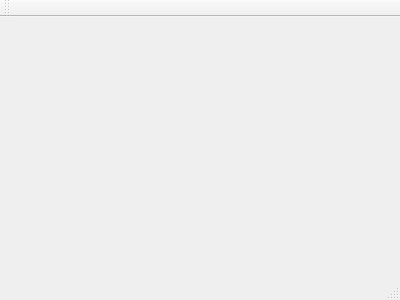
Old version of the form mainwindow.ui in the repository pedrcosta/ClawBot.
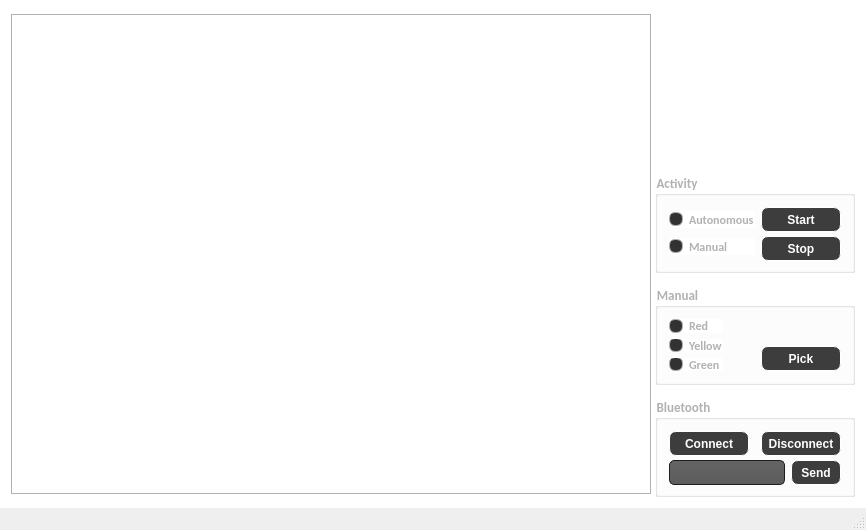
New version of the form. Icons and pictures are not drawn.

Diff of the .ui file:
```diff
--- a/mainwindow.ui
+++ b/mainwindow.ui
@@ -1,24 +1,840 @@
 <ui version="4.0">
  <class>MainWindow</class>
- <widget class="QMainWindow" name="MainWindow" >
-  <property name="geometry" >
+ <widget class="QMainWindow" name="MainWindow">
+  <property name="geometry">
    <rect>
     <x>0</x>
     <y>0</y>
-    <width>400</width>
-    <height>300</height>
+    <width>866</width>
+    <height>530</height>
    </rect>
   </property>
-  <property name="windowTitle" >
+  <property name="maximumSize">
+   <size>
+    <width>866</width>
+    <height>530</height>
+   </size>
+  </property>
+  <property name="windowTitle">
    <string>MainWindow</string>
   </property>
-  <widget class="QMenuBar" name="menuBar" />
-  <widget class="QToolBar" name="mainToolBar" />
-  <widget class="QWidget" name="centralWidget" />
-  <widget class="QStatusBar" name="statusBar" />
+  <widget class="QWidget" name="centralWidget">
+   <property name="maximumSize">
+    <size>
+     <width>866</width>
+     <height>508</height>
+    </size>
+   </property>
+   <property name="styleSheet">
+    <string notr="true">QWidget
+{
+    color: #b1b1b1;
+    background-color: rgb(255, 255, 255); //#323232;
+}
+
+</string>
+   </property>
+   <layout class="QHBoxLayout" name="horizontalLayout_6">
+    <item>
+     <widget class="QLabel" name="lb_webCam">
+      <property name="sizePolicy">
+       <sizepolicy hsizetype="Fixed" vsizetype="Fixed">
+        <horstretch>0</horstretch>
+        <verstretch>0</verstretch>
+       </sizepolicy>
+      </property>
+      <property name="minimumSize">
+       <size>
+        <width>640</width>
+        <height>480</height>
+       </size>
+      </property>
+      <property name="maximumSize">
+       <size>
+        <width>640</width>
+        <height>480</height>
+       </size>
+      </property>
+      <property name="autoFillBackground">
+       <bool>false</bool>
+      </property>
+      <property name="frameShape">
+       <enum>QFrame::Box</enum>
+      </property>
+      <property name="text">
+       <string/>
+      </property>
+     </widget>
+    </item>
+    <item>
+     <layout class="QVBoxLayout" name="verticalLayout_6">
+      <item>
+       <layout class="QHBoxLayout" name="horizontalLayout">
+        <item>
+         <spacer name="horizontalSpacer_2">
+          <property name="orientation">
+           <enum>Qt::Horizontal</enum>
+          </property>
+          <property name="sizeHint" stdset="0">
+           <size>
+            <width>40</width>
+            <height>20</height>
+           </size>
+          </property>
+         </spacer>
+        </item>
+        <item>
+         <widget class="QLabel" name="label">
+          <property name="minimumSize">
+           <size>
+            <width>150</width>
+            <height>150</height>
+           </size>
+          </property>
+          <property name="maximumSize">
+           <size>
+            <width>150</width>
+            <height>150</height>
+           </size>
+          </property>
+          <property name="frameShape">
+           <enum>QFrame::NoFrame</enum>
+          </property>
+          <property name="text">
+           <string/>
+          </property>
+          <property name="pixmap">
+           <pixmap>assets/logo.png</pixmap>
+          </property>
+          <property name="scaledContents">
+           <bool>true</bool>
+          </property>
+         </widget>
+        </item>
+        <item>
+         <spacer name="horizontalSpacer_3">
+          <property name="orientation">
+           <enum>Qt::Horizontal</enum>
+          </property>
+          <property name="sizeHint" stdset="0">
+           <size>
+            <width>40</width>
+            <height>20</height>
+           </size>
+          </property>
+         </spacer>
+        </item>
+       </layout>
+      </item>
+      <item>
+       <spacer name="verticalSpacer_3">
+        <property name="orientation">
+         <enum>Qt::Vertical</enum>
+        </property>
+        <property name="sizeHint" stdset="0">
+         <size>
+          <width>17</width>
+          <height>34</height>
+         </size>
+        </property>
+       </spacer>
+      </item>
+      <item>
+       <widget class="QGroupBox" name="groupBox_3">
+        <property name="minimumSize">
+         <size>
+          <width>200</width>
+          <height>100</height>
+         </size>
+        </property>
+        <property name="font">
+         <font>
+          <family>Calibri</family>
+          <pointsize>10</pointsize>
+          <weight>75</weight>
+          <bold>true</bold>
+         </font>
+        </property>
+        <property name="autoFillBackground">
+         <bool>false</bool>
+        </property>
+        <property name="title">
+         <string>Activity</string>
+        </property>
+        <layout class="QHBoxLayout" name="horizontalLayout_2">
+         <item>
+          <layout class="QVBoxLayout" name="verticalLayout">
+           <item>
+            <widget class="QRadioButton" name="radioButton_autonomous">
+             <property name="font">
+              <font>
+               <family>Calibri</family>
+               <pointsize>9</pointsize>
+               <weight>75</weight>
+               <italic>false</italic>
+               <bold>true</bold>
+              </font>
+             </property>
+             <property name="styleSheet">
+              <string notr="true">QRadioButton::indicator:checked, QRadioButton::indicator:unchecked{
+    color: #b1b1b1;
+    background-color: #323232;
+    border: 1px solid #b1b1b1;
+    border-radius: 6px;
+}
+
+QRadioButton::indicator:checked
+{
+    background-color: qradialgradient(
+        cx: 0.5, cy: 0.5,
+        fx: 0.5, fy: 0.5,
+        radius: 1.0,
+        stop: 0.25 #ffaa00,
+        stop: 0.3 #323232
+    );
+}
+
+QRadioButton::indicator
+{
+    border-radius: 6px;
+}
+
+QRadioButton::indicator:hover, QCheckBox::indicator:hover
+{
+    border: 1px solid #ffaa00;
+}</string>
+             </property>
+             <property name="text">
+              <string>Autonomous</string>
+             </property>
+            </widget>
+           </item>
+           <item>
+            <widget class="QRadioButton" name="radioButton_manual">
+             <property name="font">
+              <font>
+               <family>Calibri</family>
+               <pointsize>9</pointsize>
+               <weight>75</weight>
+               <italic>false</italic>
+               <bold>true</bold>
+              </font>
+             </property>
+             <property name="styleSheet">
+              <string notr="true">QRadioButton::indicator:checked, QRadioButton::indicator:unchecked{
+    color: #b1b1b1;
+    background-color: #323232;
+    border: 1px solid #b1b1b1;
+    border-radius: 6px;
+}
+
+QRadioButton::indicator:checked
+{
+    background-color: qradialgradient(
+        cx: 0.5, cy: 0.5,
+        fx: 0.5, fy: 0.5,
+        radius: 1.0,
+        stop: 0.25 #ffaa00,
+        stop: 0.3 #323232
+    );
+}
+
+QRadioButton::indicator
+{
+    border-radius: 6px;
+}
+
+QRadioButton::indicator:hover, QCheckBox::indicator:hover
+{
+    border: 1px solid #ffaa00;
+}</string>
+             </property>
+             <property name="text">
+              <string>Manual</string>
+             </property>
+            </widget>
+           </item>
+          </layout>
+         </item>
+         <item>
+          <spacer name="horizontalSpacer_26">
+           <property name="orientation">
+            <enum>Qt::Horizontal</enum>
+           </property>
+           <property name="sizeHint" stdset="0">
+            <size>
+             <width>4</width>
+             <height>17</height>
+            </size>
+           </property>
+          </spacer>
+         </item>
+         <item>
+          <layout class="QVBoxLayout" name="verticalLayout_2">
+           <item>
+            <widget class="QPushButton" name="pushButton_start_activity">
+             <property name="minimumSize">
+              <size>
+               <width>80</width>
+               <height>25</height>
+              </size>
+             </property>
+             <property name="font">
+              <font>
+               <weight>75</weight>
+               <italic>false</italic>
+               <bold>true</bold>
+               <underline>false</underline>
+               <strikeout>false</strikeout>
+              </font>
+             </property>
+             <property name="styleSheet">
+              <string notr="true">QPushButton {
+border-style: solid;
+border: 1px solid rgb(255, 255, 255);
+border-radius:7px;
+
+background-color: #3d3d3d;
+color: #fff;
+}
+
+QPushButton:hover {
+color:#ccc;
+background-color: qlineargradient(spread:pad, x1:0.517, y1:0, x2:0.517, y2:1, stop:0 rgba(45,45,45,255), stop:0.505682 rgba(45,45,45,255), stop:1 rgba(29,29,29,255));
+border: 2px solid #2d89ef;
+}
+
+QPushButton:pressed {
+background-color:  qlineargradient(spread:pad, x1:0.517, y1:0, x2:0.517, y2:1, stop:0 rgba(29,29,29,255), stop:0.505682 rgba(45,45,45,255), stop:1 rgba(29,29,29,255));
+}</string>
+             </property>
+             <property name="text">
+              <string>Start</string>
+             </property>
+            </widget>
+           </item>
+           <item>
+            <widget class="QPushButton" name="pushButton_stop_activity">
+             <property name="minimumSize">
+              <size>
+               <width>80</width>
+               <height>25</height>
+              </size>
+             </property>
+             <property name="font">
+              <font>
+               <weight>75</weight>
+               <italic>false</italic>
+               <bold>true</bold>
+               <underline>false</underline>
+               <strikeout>false</strikeout>
+              </font>
+             </property>
+             <property name="styleSheet">
+              <string notr="true">QPushButton {
+border-style: solid;
+border: 1px solid rgb(255, 255, 255);
+border-radius:7px;
+
+background-color: #3d3d3d;
+color: #fff;
+}
+
+QPushButton:hover {
+color:#ccc;
+background-color: qlineargradient(spread:pad, x1:0.517, y1:0, x2:0.517, y2:1, stop:0 rgba(45,45,45,255), stop:0.505682 rgba(45,45,45,255), stop:1 rgba(29,29,29,255));
+border: 2px solid #2d89ef;
+}
+
+QPushButton:pressed {
+background-color:  qlineargradient(spread:pad, x1:0.517, y1:0, x2:0.517, y2:1, stop:0 rgba(29,29,29,255), stop:0.505682 rgba(45,45,45,255), stop:1 rgba(29,29,29,255));
+}</string>
+             </property>
+             <property name="text">
+              <string>Stop</string>
+             </property>
+            </widget>
+           </item>
+          </layout>
+         </item>
+        </layout>
+       </widget>
+      </item>
+      <item>
+       <spacer name="verticalSpacer_2">
+        <property name="orientation">
+         <enum>Qt::Vertical</enum>
+        </property>
+        <property name="sizeHint" stdset="0">
+         <size>
+          <width>17</width>
+          <height>34</height>
+         </size>
+        </property>
+       </spacer>
+      </item>
+      <item>
+       <widget class="QGroupBox" name="groupBox_4">
+        <property name="minimumSize">
+         <size>
+          <width>200</width>
+          <height>100</height>
+         </size>
+        </property>
+        <property name="font">
+         <font>
+          <family>Calibri</family>
+          <pointsize>10</pointsize>
+          <weight>75</weight>
+          <bold>true</bold>
+         </font>
+        </property>
+        <property name="autoFillBackground">
+         <bool>false</bool>
+        </property>
+        <property name="title">
+         <string>Manual</string>
+        </property>
+        <layout class="QHBoxLayout" name="horizontalLayout_3">
+         <item>
+          <layout class="QVBoxLayout" name="verticalLayout_3">
+           <item>
+            <widget class="QRadioButton" name="radioButton_red">
+             <property name="font">
+              <font>
+               <family>Calibri</family>
+               <pointsize>9</pointsize>
+               <weight>75</weight>
+               <italic>false</italic>
+               <bold>true</bold>
+              </font>
+             </property>
+             <property name="styleSheet">
+              <string notr="true">QRadioButton::indicator:checked, QRadioButton::indicator:unchecked{
+    color: #b1b1b1;
+    background-color: #323232;
+    border: 1px solid #b1b1b1;
+    border-radius: 6px;
+}
+
+QRadioButton::indicator:checked
+{
+    background-color: qradialgradient(
+        cx: 0.5, cy: 0.5,
+        fx: 0.5, fy: 0.5,
+        radius: 1.0,
+        stop: 0.25 #ffaa00,
+        stop: 0.3 #323232
+    );
+}
+
+QRadioButton::indicator
+{
+    border-radius: 6px;
+}
+
+QRadioButton::indicator:hover, QCheckBox::indicator:hover
+{
+    border: 1px solid #ffaa00;
+}</string>
+             </property>
+             <property name="text">
+              <string>Red</string>
+             </property>
+            </widget>
+           </item>
+           <item>
+            <widget class="QRadioButton" name="radioButton_yellow">
+             <property name="font">
+              <font>
+               <family>Calibri</family>
+               <pointsize>9</pointsize>
+               <weight>75</weight>
+               <italic>false</italic>
+               <bold>true</bold>
+              </font>
+             </property>
+             <property name="styleSheet">
+              <string notr="true">QRadioButton::indicator:checked, QRadioButton::indicator:unchecked{
+    color: #b1b1b1;
+    background-color: #323232;
+    border: 1px solid #b1b1b1;
+    border-radius: 6px;
+}
+
+QRadioButton::indicator:checked
+{
+    background-color: qradialgradient(
+        cx: 0.5, cy: 0.5,
+        fx: 0.5, fy: 0.5,
+        radius: 1.0,
+        stop: 0.25 #ffaa00,
+        stop: 0.3 #323232
+    );
+}
+
+QRadioButton::indicator
+{
+    border-radius: 6px;
+}
+
+QRadioButton::indicator:hover, QCheckBox::indicator:hover
+{
+    border: 1px solid #ffaa00;
+}</string>
+             </property>
+             <property name="text">
+              <string>Yellow</string>
+             </property>
+            </widget>
+           </item>
+           <item>
+            <widget class="QRadioButton" name="radioButton_green">
+             <property name="font">
+              <font>
+               <family>Calibri</family>
+               <pointsize>9</pointsize>
+               <weight>75</weight>
+               <italic>false</italic>
+               <bold>true</bold>
+              </font>
+             </property>
+             <property name="styleSheet">
+              <string notr="true">QRadioButton::indicator:checked, QRadioButton::indicator:unchecked{
+    color: #b1b1b1;
+    background-color: #323232;
+    border: 1px solid #b1b1b1;
+    border-radius: 6px;
+}
+
+QRadioButton::indicator:checked
+{
+    background-color: qradialgradient(
+        cx: 0.5, cy: 0.5,
+        fx: 0.5, fy: 0.5,
+        radius: 1.0,
+        stop: 0.25 #ffaa00,
+        stop: 0.3 #323232
+    );
+}
+
+QRadioButton::indicator
+{
+    border-radius: 6px;
+}
+
+QRadioButton::indicator:hover, QCheckBox::indicator:hover
+{
+    border: 1px solid #ffaa00;
+}</string>
+             </property>
+             <property name="text">
+              <string>Green</string>
+             </property>
+            </widget>
+           </item>
+          </layout>
+         </item>
+         <item>
+          <spacer name="horizontalSpacer_27">
+           <property name="orientation">
+            <enum>Qt::Horizontal</enum>
+           </property>
+           <property name="sizeHint" stdset="0">
+            <size>
+             <width>19</width>
+             <height>20</height>
+            </size>
+           </property>
+          </spacer>
+         </item>
+         <item>
+          <layout class="QVBoxLayout" name="verticalLayout_4">
+           <item>
+            <spacer name="verticalSpacer_4">
+             <property name="orientation">
+              <enum>Qt::Vertical</enum>
+             </property>
+             <property name="sizeHint" stdset="0">
+              <size>
+               <width>20</width>
+               <height>40</height>
+              </size>
+             </property>
+            </spacer>
+           </item>
+           <item>
+            <widget class="QPushButton" name="pushButton_pick">
+             <property name="minimumSize">
+              <size>
+               <width>80</width>
+               <height>25</height>
+              </size>
+             </property>
+             <property name="font">
+              <font>
+               <weight>75</weight>
+               <italic>false</italic>
+               <bold>true</bold>
+               <underline>false</underline>
+               <strikeout>false</strikeout>
+              </font>
+             </property>
+             <property name="styleSheet">
+              <string notr="true">QPushButton {
+border-style: solid;
+border: 1px solid rgb(255, 255, 255);
+border-radius:7px;
+
+background-color: #3d3d3d;
+color: #fff;
+}
+
+QPushButton:hover {
+color:#ccc;
+background-color: qlineargradient(spread:pad, x1:0.517, y1:0, x2:0.517, y2:1, stop:0 rgba(45,45,45,255), stop:0.505682 rgba(45,45,45,255), stop:1 rgba(29,29,29,255));
+border: 2px solid #2d89ef;
+}
+
+QPushButton:pressed {
+background-color:  qlineargradient(spread:pad, x1:0.517, y1:0, x2:0.517, y2:1, stop:0 rgba(29,29,29,255), stop:0.505682 rgba(45,45,45,255), stop:1 rgba(29,29,29,255));
+}</string>
+             </property>
+             <property name="text">
+              <string>Pick</string>
+             </property>
+            </widget>
+           </item>
+          </layout>
+         </item>
+        </layout>
+       </widget>
+      </item>
+      <item>
+       <spacer name="verticalSpacer">
+        <property name="orientation">
+         <enum>Qt::Vertical</enum>
+        </property>
+        <property name="sizeHint" stdset="0">
+         <size>
+          <width>17</width>
+          <height>34</height>
+         </size>
+        </property>
+       </spacer>
+      </item>
+      <item>
+       <widget class="QGroupBox" name="groupBox_2">
+        <property name="minimumSize">
+         <size>
+          <width>200</width>
+          <height>100</height>
+         </size>
+        </property>
+        <property name="font">
+         <font>
+          <family>Calibri</family>
+          <pointsize>10</pointsize>
+          <weight>75</weight>
+          <bold>true</bold>
+         </font>
+        </property>
+        <property name="autoFillBackground">
+         <bool>false</bool>
+        </property>
+        <property name="title">
+         <string>Bluetooth</string>
+        </property>
+        <layout class="QVBoxLayout" name="verticalLayout_5">
+         <item>
+          <layout class="QHBoxLayout" name="horizontalLayout_4">
+           <item>
+            <widget class="QPushButton" name="pushButton_connect_bluetooth">
+             <property name="minimumSize">
+              <size>
+               <width>80</width>
+               <height>25</height>
+              </size>
+             </property>
+             <property name="font">
+              <font>
+               <weight>75</weight>
+               <italic>false</italic>
+               <bold>true</bold>
+               <underline>false</underline>
+               <strikeout>false</strikeout>
+              </font>
+             </property>
+             <property name="styleSheet">
+              <string notr="true">QPushButton {
+border-style: solid;
+border: 1px solid rgb(255, 255, 255);
+border-radius:7px;
+
+background-color: #3d3d3d;
+color: #fff;
+}
+
+QPushButton:hover {
+color:#ccc;
+background-color: qlineargradient(spread:pad, x1:0.517, y1:0, x2:0.517, y2:1, stop:0 rgba(45,45,45,255), stop:0.505682 rgba(45,45,45,255), stop:1 rgba(29,29,29,255));
+border: 2px solid #2d89ef;
+}
+
+QPushButton:pressed {
+background-color:  qlineargradient(spread:pad, x1:0.517, y1:0, x2:0.517, y2:1, stop:0 rgba(29,29,29,255), stop:0.505682 rgba(45,45,45,255), stop:1 rgba(29,29,29,255));
+}</string>
+             </property>
+             <property name="text">
+              <string>Connect</string>
+             </property>
+            </widget>
+           </item>
+           <item>
+            <spacer name="horizontalSpacer">
+             <property name="orientation">
+              <enum>Qt::Horizontal</enum>
+             </property>
+             <property name="sizeHint" stdset="0">
+              <size>
+               <width>40</width>
+               <height>20</height>
+              </size>
+             </property>
+            </spacer>
+           </item>
+           <item>
+            <widget class="QPushButton" name="pushButton_disconnect_bluetooth">
+             <property name="minimumSize">
+              <size>
+               <width>80</width>
+               <height>25</height>
+              </size>
+             </property>
+             <property name="font">
+              <font>
+               <weight>75</weight>
+               <italic>false</italic>
+               <bold>true</bold>
+               <underline>false</underline>
+               <strikeout>false</strikeout>
+              </font>
+             </property>
+             <property name="styleSheet">
+              <string notr="true">QPushButton {
+border-style: solid;
+border: 1px solid rgb(255, 255, 255);
+border-radius:7px;
+
+background-color: #3d3d3d;
+color: #fff;
+}
+
+QPushButton:hover {
+color:#ccc;
+background-color: qlineargradient(spread:pad, x1:0.517, y1:0, x2:0.517, y2:1, stop:0 rgba(45,45,45,255), stop:0.505682 rgba(45,45,45,255), stop:1 rgba(29,29,29,255));
+border: 2px solid #2d89ef;
+}
+
+QPushButton:pressed {
+background-color:  qlineargradient(spread:pad, x1:0.517, y1:0, x2:0.517, y2:1, stop:0 rgba(29,29,29,255), stop:0.505682 rgba(45,45,45,255), stop:1 rgba(29,29,29,255));
+}</string>
+             </property>
+             <property name="text">
+              <string>Disconnect</string>
+             </property>
+            </widget>
+           </item>
+          </layout>
+         </item>
+         <item>
+          <layout class="QHBoxLayout" name="horizontalLayout_5">
+           <item>
+            <widget class="QLineEdit" name="lineEdit_bluetooth">
+             <property name="minimumSize">
+              <size>
+               <width>100</width>
+               <height>25</height>
+              </size>
+             </property>
+             <property name="styleSheet">
+              <string notr="true">QLineEdit
+{
+    background-color: QLinearGradient( x1: 0, y1: 0, x2: 0, y2: 1, stop: 0 #4d4d4d, stop: 0 #646464, stop: 1 #5d5d5d);
+    padding: 1px;
+    border-style: solid;
+    border: 1px solid #1e1e1e;
+    border-radius: 5;
+}
+
+QLineEdit:hover {
+border:2px solid #2d89ef;
+}
+
+</string>
+             </property>
+            </widget>
+           </item>
+           <item>
+            <widget class="QPushButton" name="pushButton_send_bluetooth">
+             <property name="minimumSize">
+              <size>
+               <width>50</width>
+               <height>25</height>
+              </size>
+             </property>
+             <property name="font">
+              <font>
+               <weight>75</weight>
+               <italic>false</italic>
+               <bold>true</bold>
+               <underline>false</underline>
+               <strikeout>false</strikeout>
+              </font>
+             </property>
+             <property name="styleSheet">
+              <string notr="true">QPushButton {
+border-style: solid;
+border: 1px solid rgb(255, 255, 255);
+border-radius:7px;
+
+background-color: #3d3d3d;
+color: #fff;
+}
+
+QPushButton:hover {
+color:#ccc;
+background-color: qlineargradient(spread:pad, x1:0.517, y1:0, x2:0.517, y2:1, stop:0 rgba(45,45,45,255), stop:0.505682 rgba(45,45,45,255), stop:1 rgba(29,29,29,255));
+border: 2px solid #2d89ef;
+}
+
+QPushButton:pressed {
+background-color:  qlineargradient(spread:pad, x1:0.517, y1:0, x2:0.517, y2:1, stop:0 rgba(29,29,29,255), stop:0.505682 rgba(45,45,45,255), stop:1 rgba(29,29,29,255));
+}</string>
+             </property>
+             <property name="text">
+              <string>Send</string>
+             </property>
+            </widget>
+           </item>
+          </layout>
+         </item>
+        </layout>
+       </widget>
+      </item>
+     </layout>
+    </item>
+   </layout>
+  </widget>
+  <widget class="QStatusBar" name="statusBar">
+   <property name="styleSheet">
+    <string notr="true">QStatusBar {
+color: rgb(0, 0, 0);  //rgb(255, 255, 255);
+}</string>
+   </property>
+  </widget>
  </widget>
- <layoutDefault spacing="6" margin="11" />
- <pixmapfunction></pixmapfunction>
+ <layoutdefault spacing="6" margin="11"/>
  <resources/>
  <connections/>
 </ui>
```
Left out of the diff: 1 changed line with no effect on the pictures.
